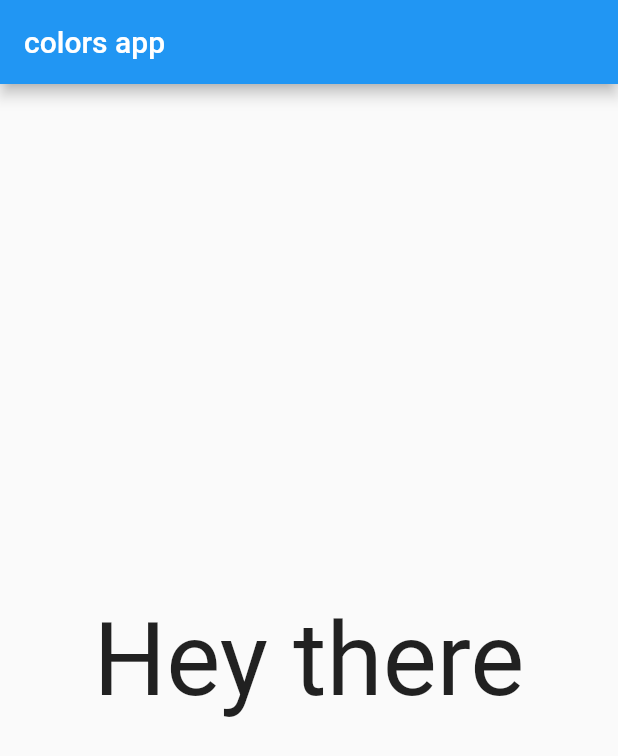
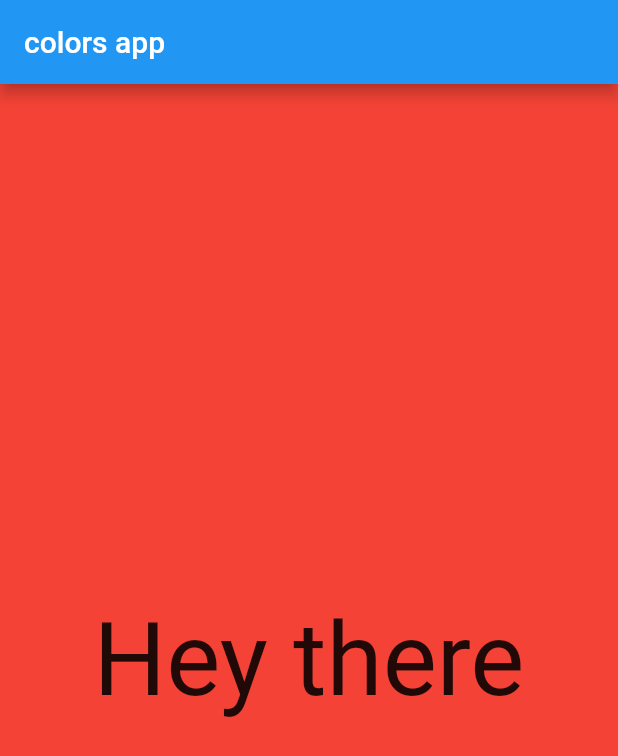
Before and after one commit to k1mka/change_colors, a Flutter app: the screen it shows after launch, on a phone screen of 412 x 824 dp. Shown: the top 756 px of the screen. Run offline on Flutter 3.47's test engine with Material 2 defaults, Android fonts, the phone set to English and light mode, and no system bars.

Commit message:
added widget container under another widget HeyText

```diff
--- a/lib/change_colors_app.dart
+++ b/lib/change_colors_app.dart
@@ -1,4 +1,5 @@
 import 'package:change_colors/ui/hey_text.dart';
+import 'package:change_colors/ui/random_color_widget.dart';
 import 'package:flutter/material.dart';
 
 class ChangeColorsApp extends StatelessWidget {
@@ -7,15 +8,18 @@ class ChangeColorsApp extends StatelessWidget {
   @override
   Widget build(BuildContext context) {
     return MaterialApp(
+      theme: ThemeData(primarySwatch: Colors.blue),
       home: Scaffold(
         appBar: AppBar(
           title: const Text('colors app'),
         ),
-        body: const Center(
-          child: HeyText(),
+        body: Stack(
+          children: const [
+            RandomColorWidget(),
+            Center(child: HeyText()),
+          ],
         ),
       ),
-      theme: ThemeData(primarySwatch: Colors.blue),
     );
   }
 }
--- /dev/null
+++ b/lib/ui/random_color_widget.dart
@@ -0,0 +1,14 @@
+import 'package:flutter/material.dart';
+
+class RandomColorWidget extends StatelessWidget {
+  const RandomColorWidget({Key? key}) : super(key: key);
+
+  @override
+  Widget build(BuildContext context) {
+    return Container(
+      width: 500.0,
+      height: 1000.0,
+      color: Colors.red,
+    );
+  }
+}
```
